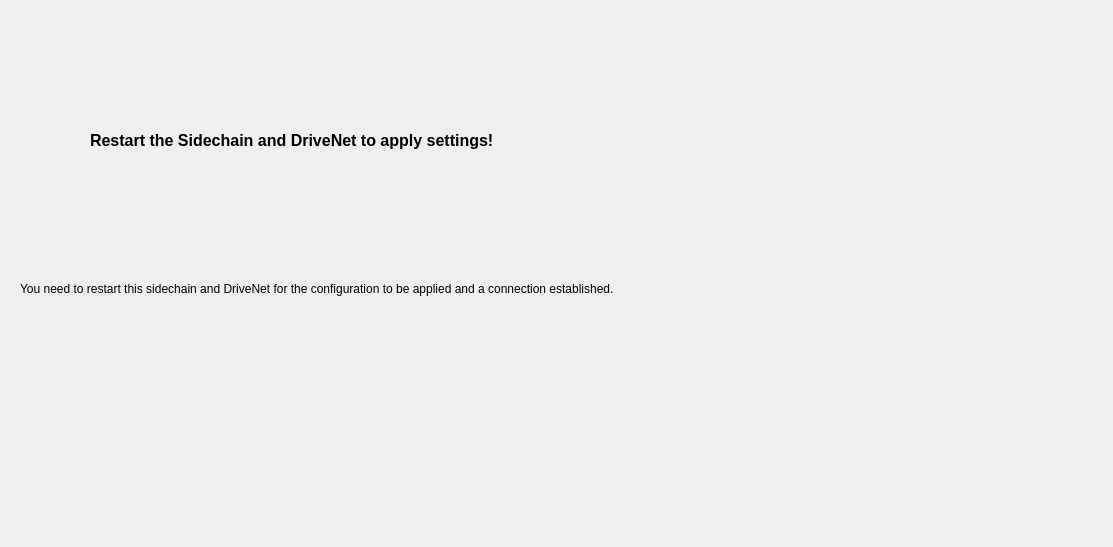
First picture: the form in src/qt/forms/sidechainpage.ui, repository skydogenet/sidechains, before the edit.
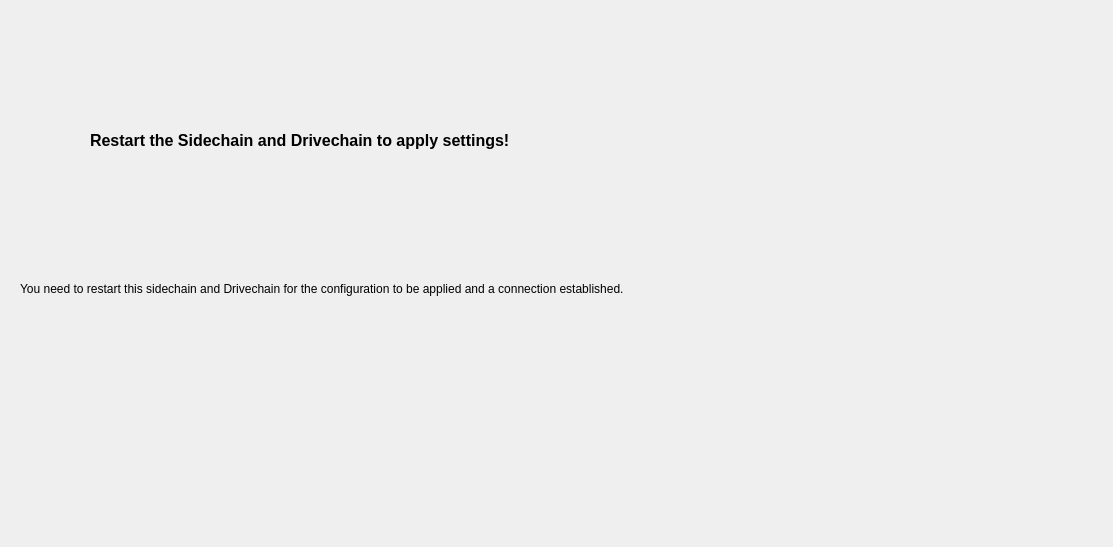
Second picture: the form after the edit. The open tabs and pages were chosen to show the change. Icons and pictures are not drawn. Custom widgets are drawn as their Qt base class.

Diff of the .ui file:
```diff
--- a/src/qt/forms/sidechainpage.ui
+++ b/src/qt/forms/sidechainpage.ui
@@ -1162,7 +1162,7 @@
        <item row="0" column="1">
         <widget class="QLabel" name="label_16">
          <property name="text">
-          <string>&lt;html&gt;&lt;head/&gt;&lt;body&gt;&lt;p&gt;&lt;span style=&quot; font-size:12pt; font-weight:600;&quot;&gt;Restart the Sidechain and DriveNet to apply settings!&lt;/span&gt;&lt;/p&gt;&lt;/body&gt;&lt;/html&gt;</string>
+          <string>&lt;html&gt;&lt;head/&gt;&lt;body&gt;&lt;p&gt;&lt;span style=&quot; font-size:12pt; font-weight:600;&quot;&gt;Restart the Sidechain and Drivechain to apply settings!&lt;/span&gt;&lt;/p&gt;&lt;/body&gt;&lt;/html&gt;</string>
          </property>
         </widget>
        </item>
@@ -1200,7 +1200,7 @@
           </sizepolicy>
          </property>
          <property name="text">
-          <string>You need to restart this sidechain and DriveNet for the configuration to be applied and a connection established.</string>
+          <string>You need to restart this sidechain and Drivechain for the configuration to be applied and a connection established.</string>
          </property>
          <property name="wordWrap">
           <bool>true</bool>
```
Left out of the diff: 4 changed lines with no effect on the pictures.
